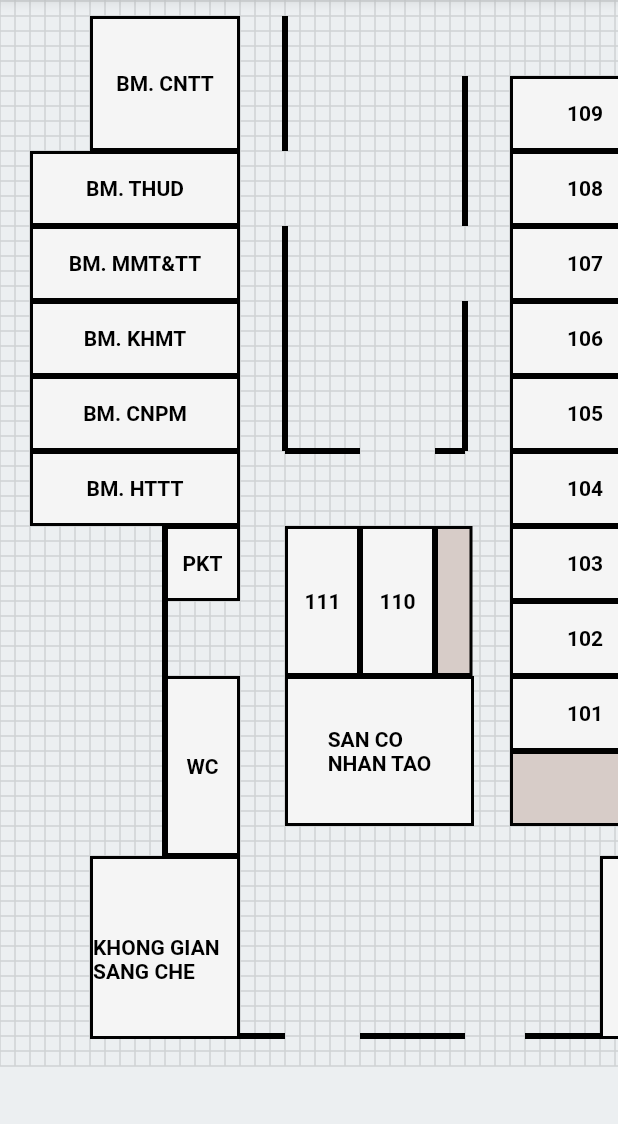
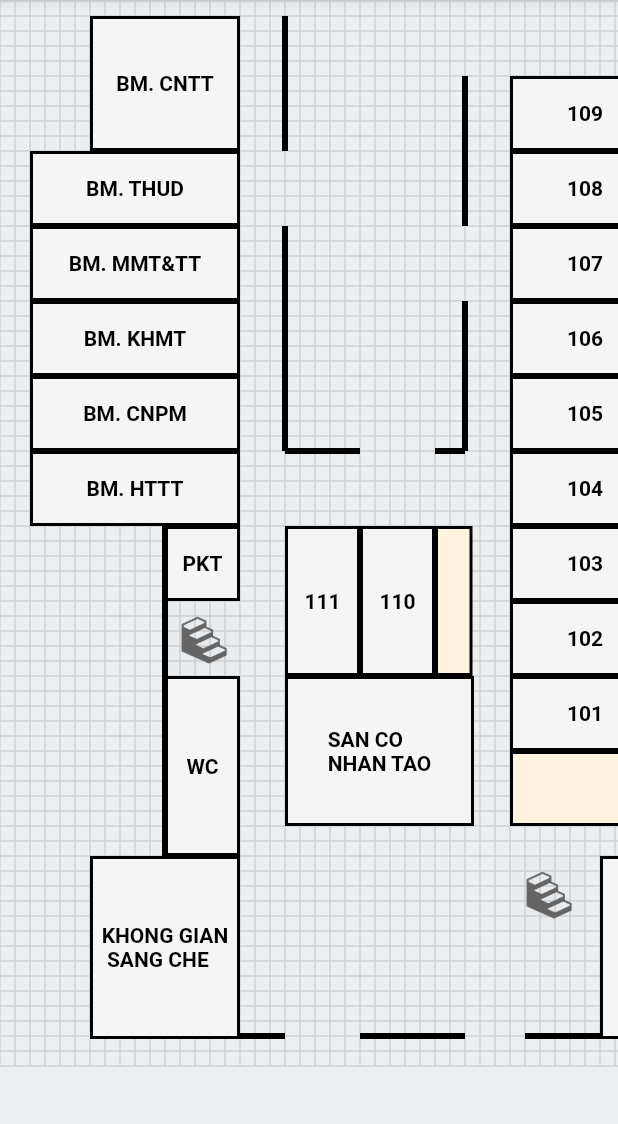
Before and after one commit to nganb1807576/Floorplan, a Flutter app: the screen it shows after launch, on a phone screen of 412 x 824 dp, the part 98-1222 px from its top. Run offline on Flutter 3.47's test engine with Material 2 defaults, Android fonts, the phone set to English and light mode, and no system bars; our stand-ins replace cloud_firestore, firebase_core; accounts and stored records are empty.

Commit message:
add icon nav and build model stair

```diff
--- a/lib/model/floor.dart
+++ b/lib/model/floor.dart
@@ -1,3 +1,5 @@
+import 'package:floorplans/model/stair.dart';
+
 import 'core/baseElement.dart';
 import 'core/elementwithchildren.dart';
 import 'room.dart';
@@ -10,6 +12,8 @@ class Floor extends ElementWithChildren<BaseElement> {
       switch (child['type']) {
         case 'room':
           return Room.fromJson(child);
+        case 'stair':
+          return Stair.fromJson(child);
         default:
           throw Exception('Invalid layer child: $child');
       }
--- /dev/null
+++ b/lib/model/stair.dart
@@ -0,0 +1,33 @@
+import 'package:flutter/material.dart';
+
+import 'core/baseElement.dart';
+import '../function/utils.dart';
+
+class Stair implements BaseElement {
+  final double x;
+  final double y;
+  final double width;
+  final double height;
+
+
+  Stair({
+    required this.x,
+    required this.y,
+    required this.width,
+    required this.height,
+  });
+
+
+  @override
+  Rect getExtent() => Rect.fromLTWH(x, y, width, height);
+
+
+  factory Stair.fromJson(Map<String, dynamic> data) {
+    return Stair(
+      x: parseNumber(data['x']),
+      y: parseNumber(data['y']),
+      width: parseNumber(data['w']),
+      height: parseNumber(data['h']),
+    );
+  }
+}
--- a/lib/screen/floorplan.dart
+++ b/lib/screen/floorplan.dart
@@ -8,6 +8,7 @@ import '../model/room.dart';
 
 import 'package:floorplans/grid/gird_painter.dart';
 
+import '../model/stair.dart';
 
 class FloorPlan extends StatefulWidget {
   final String jsonFloorplan;
@@ -17,8 +18,8 @@ class FloorPlan extends StatefulWidget {
   State<FloorPlan> createState() => _FloorPlanState();
 }
 
-
-class _FloorPlanState extends State<FloorPlan> with SingleTickerProviderStateMixin {
+class _FloorPlanState extends State<FloorPlan>
+    with SingleTickerProviderStateMixin {
   late Building root;
 
   void load(String jsonString) {
@@ -37,25 +38,44 @@ class _FloorPlanState extends State<FloorPlan> with SingleTickerProviderStateMix
 
   Widget buildRoom(BuildContext context, Room element) {
     return Positioned(
-      top: element.y, left: element.x,
+      top: element.y,
+      left: element.x,
       child: GestureDetector(
-        onTap: (){
+        onTap: () {
           setState(() {
-            click=element.roomName!;
+            click = element.roomName!;
           });
         },
         child: Container(
-          height: element.height, width: element.width,
+          height: element.height,
+          width: element.width,
           decoration: BoxDecoration(
-              color: click==element.roomName ? Colors.brown.shade100: Colors.grey.shade100,
-              border: Border.all(color: Colors.black, width: 2)
-          ),
+              color: click == element.roomName
+                  ? Colors.orange.shade50
+                  : Colors.grey.shade100,
+              border: Border.all(color: Colors.black, width: 2)),
           child: Center(
-              child: Text("${element.roomName}", style: const TextStyle(color: Colors.black, fontWeight: FontWeight.bold))
-          ),
+              child: Text("${element.roomName}",
+                  style: const TextStyle(
+                      color: Colors.black, fontWeight: FontWeight.bold))),
         ),
       ),
+    );
+  }
 
+
+  Widget buildStair(BuildContext context, Stair element) {
+    return Positioned(
+      top: element.y,
+      left: element.x,
+      child: Container(
+        height: element.height,
+        width: element.width,
+        child: SizedBox(
+          // width: MediaQuery.of(context).size.width * 0.5,
+          child: Image.asset('assets/images/stair.jpg'),
+        ),
+      ),
     );
   }
 
@@ -64,6 +84,8 @@ class _FloorPlanState extends State<FloorPlan> with SingleTickerProviderStateMix
     switch (element.runtimeType) {
       case Room:
         return buildRoom(context, element as Room);
+      case Stair:
+        return buildStair(context, element as Stair);
       default:
         throw Exception('Invalid element type: ${element.runtimeType}');
     }
@@ -76,11 +98,11 @@ class _FloorPlanState extends State<FloorPlan> with SingleTickerProviderStateMix
         .toList();
 
     return SizedBox(
-      height: size.bottom, width: size.right,
+      height: size.bottom,
+      width: size.right,
       child: Stack(children: elements),
     );
   }
-
 
   @override
   Widget build(BuildContext context) {
@@ -90,7 +112,9 @@ class _FloorPlanState extends State<FloorPlan> with SingleTickerProviderStateMix
         .toList();
 
     return InteractiveViewer(
-        transformationController: TransformationController(), maxScale: 300, constrained: false,
+        transformationController: TransformationController(),
+        maxScale: 300,
+        constrained: false,
         child: GestureDetector(
           child: CustomPaint(
             painter: GridPainter(),
```
Also changed, not shown: assets/floorplan.json (+24 -1 lines), lib/screen/admin/ListRoom.dart (added, +123 -0 lines), lib/widget/drawer.dart (+8 -1 lines), assets/images/climstair.png (added), assets/images/climstair2.png (added), assets/images/ctu.png (added), assets/images/logoctu.png (added), assets/images/stair.jpg (added), pubspec.lock.
